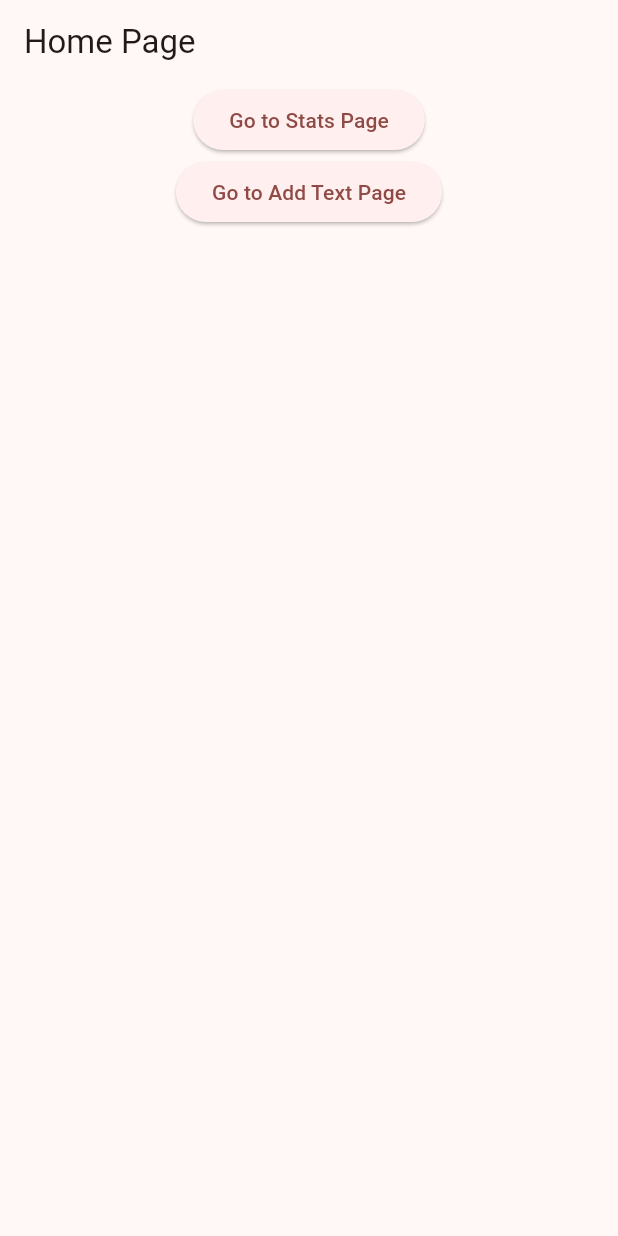
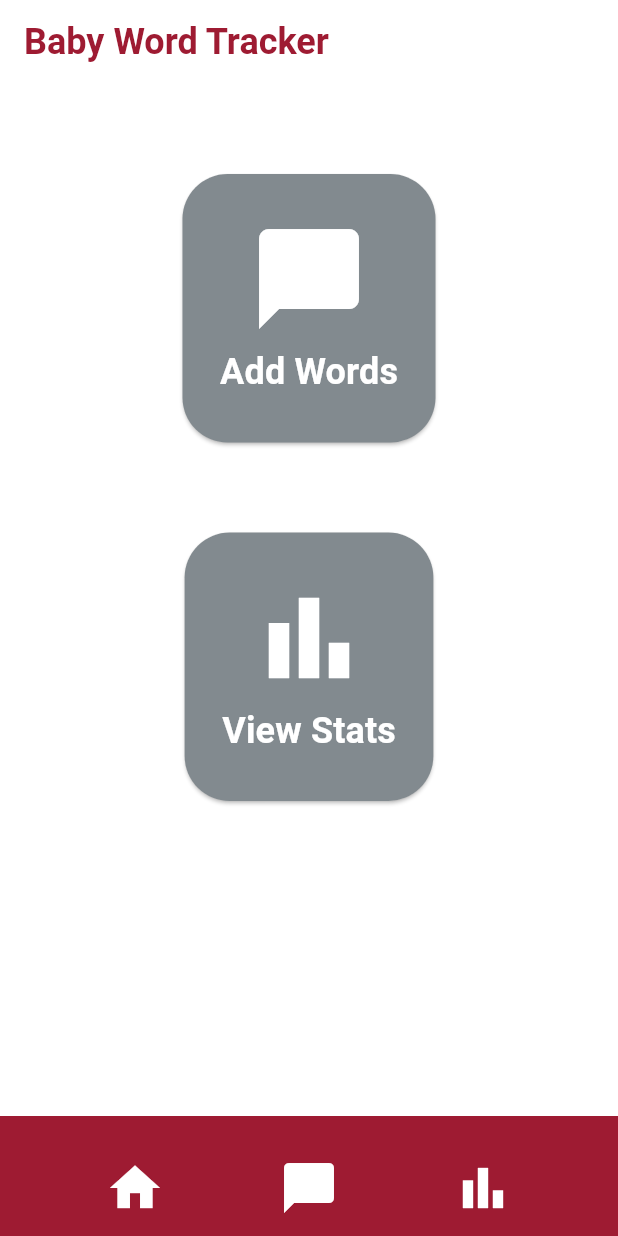
Before and after one commit to Baby-Words-Tracker/Baby_Words, a Flutter app: the screen it shows after launch, on a phone screen of 412 x 824 dp. Run offline on Flutter 3.47's test engine with Material 3 defaults, Android fonts, the phone set to English and light mode, and no system bars; our stand-ins replace cloud_firestore, csv, firebase_core, syncfusion_flutter_charts; accounts and stored records are empty.

Commit message:
home page UI updates and nav bar icons

```diff
--- a/baby_words_tracker/lib/pages/add_text.dart
+++ b/baby_words_tracker/lib/pages/add_text.dart
@@ -31,7 +31,7 @@ class _AddTextPageState extends State<AddTextPage> {
       backgroundColor: Color(0xFF828A8F),
       appBar: AppBar(
         backgroundColor: Colors.white,
-        title: Text(widget.title, style: const TextStyle(color: Color(0xFF9E1B32),
+        title: const Text('Baby Words Tracker', style: TextStyle(color: Color(0xFF9E1B32),
                                                          fontSize: 24,
                                                          fontWeight: FontWeight.bold,
                                                         ),
@@ -41,8 +41,26 @@ class _AddTextPageState extends State<AddTextPage> {
         color: Color(0xFF9E1B32),
         child: Padding(
         padding: EdgeInsets.all(16.0),
-        child: Text('Baby Word Tracker', style: TextStyle(color: Colors.white, fontSize: 20), textAlign: TextAlign.center,
-                ),
+        child: Row(
+          mainAxisAlignment: MainAxisAlignment.spaceAround,
+          children: <Widget>[
+          Icon(
+              Icons.home,
+              color: Colors.white,
+              size: 40.0,
+              ),
+          Icon(
+              Icons.chat_bubble_outlined,
+              color: Colors.white,
+              size: 40.0,
+          ),
+          Icon(
+              Icons.bar_chart_outlined,
+              color: Colors.white,
+              size: 40.0,
+          ),
+  ],
+)
   ),
 ),
       body: Padding(
--- a/baby_words_tracker/lib/pages/home_page.dart
+++ b/baby_words_tracker/lib/pages/home_page.dart
@@ -7,23 +7,94 @@ class HomePage extends StatelessWidget {
   @override
   Widget build(BuildContext context) {
     return Scaffold(
-      appBar: AppBar(title: Text("Home Page")),
+      backgroundColor: Colors.white,
+      appBar: AppBar(
+        backgroundColor: Colors.white,
+        title: const Text('Baby Word Tracker', style: TextStyle(color: Color(0xFF9E1B32),
+                                                         fontSize: 24,
+                                                         fontWeight: FontWeight.bold,
+                                                        ),
+                    ),
+      ),
+      bottomNavigationBar: const BottomAppBar(
+        color: Color(0xFF9E1B32),
+        child: Padding(
+        padding: EdgeInsets.all(16.0),
+        child: Row(
+          mainAxisAlignment: MainAxisAlignment.spaceAround,
+          children: <Widget>[
+          Icon(
+              Icons.home,
+              color: Colors.white,
+              size: 40.0,
+              ),
+          Icon(
+              Icons.chat_bubble_outlined,
+              color: Colors.white,
+              size: 40.0,
+          ),
+          Icon(
+              Icons.bar_chart_outlined,
+              color: Colors.white,
+              size: 40.0,
+          ),
+  ],
+)
+  ),
+),
       body: Center(
         child: Column(
           children: [
+            const SizedBox(
+            height : 60,
+          ),
+          ElevatedButton(
+              onPressed: () {
+                Navigator.pushNamed(context, '/addtext');
+              },
+              style: ElevatedButton.styleFrom(
+              backgroundColor: Color(0xFF828A8F),
+              foregroundColor: Colors.white,
+              shape: RoundedRectangleBorder(
+                borderRadius: BorderRadius.circular(30.0), // Change the value to adjust the roundness
+              ),
+              padding: const EdgeInsets.symmetric(horizontal: 25, vertical: 30),
+              ),
+              child: const Column(
+              mainAxisSize: MainAxisSize.min, // To keep the button size minimal
+              children: [
+                Icon(Icons.chat_bubble_outlined, color: Colors.white,
+                size: 80.0,),
+                SizedBox(height: 5), // Spacer between icon and text
+                Text('Add Words', style: TextStyle(fontSize: 24.0, fontWeight: FontWeight.bold)),
+              ],
+            ),
+            ),
+            const SizedBox(
+            height : 60,
+          ),
             ElevatedButton(
               onPressed: () {
                 Navigator.pushNamed(context, '/stats');
               },
-              child: Text("Go to Stats Page"),
+              style: ElevatedButton.styleFrom(
+              backgroundColor: Color(0xFF828A8F),
+              foregroundColor: Colors.white,
+              shape: RoundedRectangleBorder(
+                borderRadius: BorderRadius.circular(30.0), // Change the value to adjust the roundness
+              ),
+              padding: const EdgeInsets.symmetric(horizontal: 25, vertical: 30),
+              ),
+              child: const Column(
+              mainAxisSize: MainAxisSize.min, // To keep the button size minimal
+              children: [
+                Icon(Icons.bar_chart_outlined, color: Colors.white,
+                size: 80.0,),
+                SizedBox(height: 5), // Spacer between icon and text
+                Text('View Stats', style: TextStyle(fontSize: 24.0, fontWeight: FontWeight.bold)),
+              ],
             ),
-            ElevatedButton(
-              onPressed: () {
-                Navigator.pushNamed(context, '/addtext');
-              },
-              child: Text("Go to Add Text Page"),
             ),
-
           ],
         ),
       ),
```
